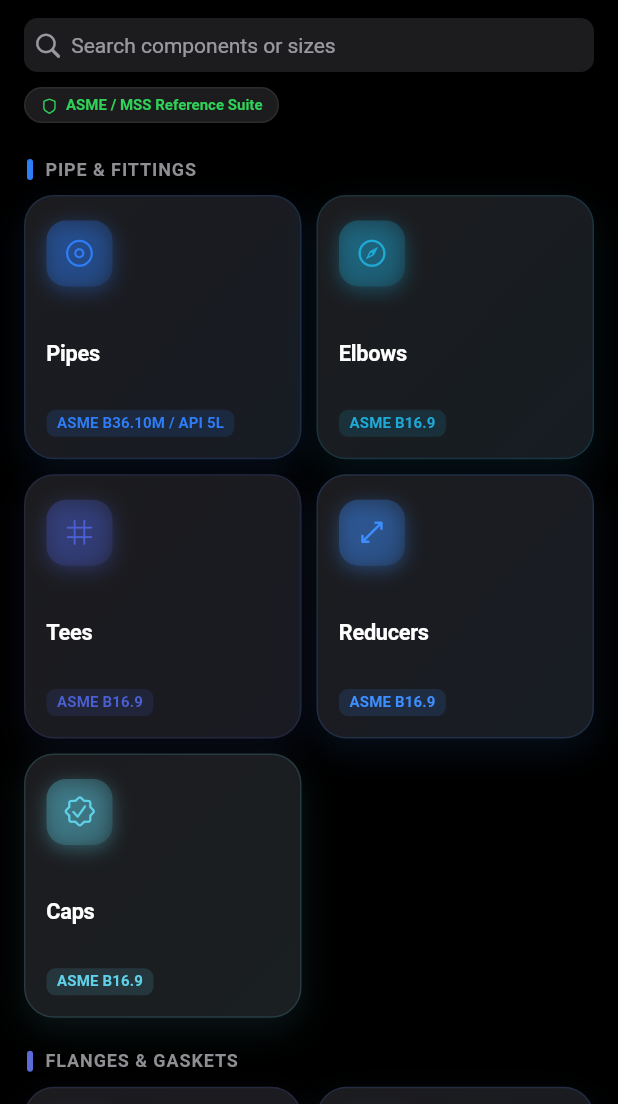
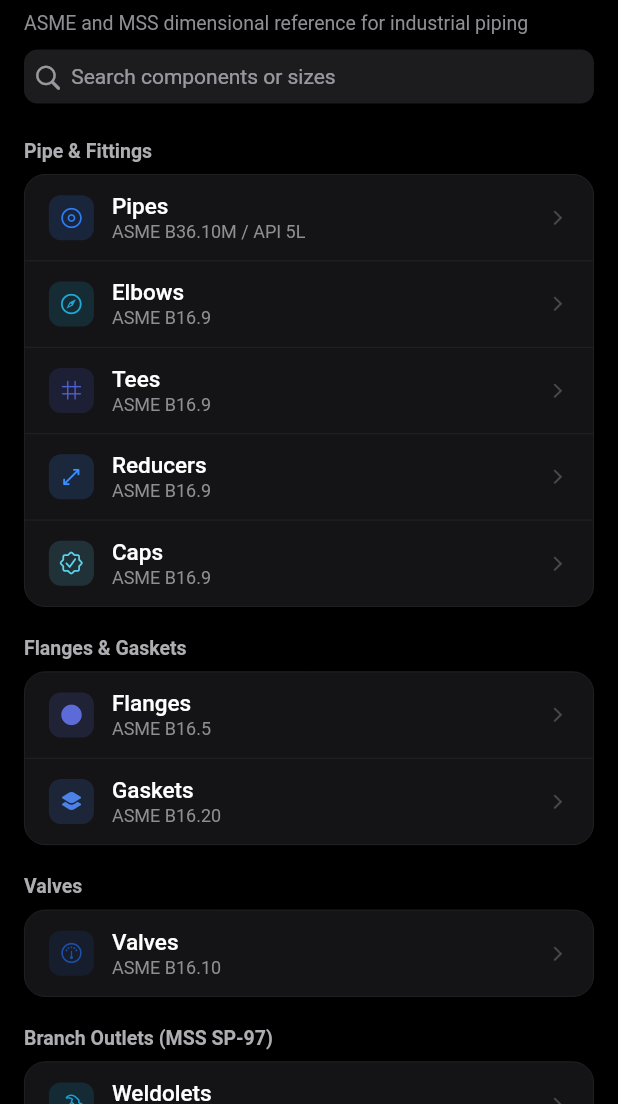
Before and after one commit to mrmahmoudaliyaei-hub/pipedata-app, a Flutter app: the screen it shows after launch, on a phone screen of 412 x 824 dp, the part 132-1236 px from its top. Run offline on Flutter 3.47's test engine with Material 3 defaults, Android fonts, the phone set to English and light mode, and no system bars; our stand-ins replace pdf, printing, shared_preferences.

Commit message:
Redesign home screen as a grouped list, matching real professional reference apps instead of a generic card grid
The 2-column identical-card grid (gradient icon badge, soft drop shadow,
colored standard pill, ALL-CAPS section labels) is the exact 'SaaS-card
kit' + 'template chrome' pattern that reads as generated rather than
deliberate — every card looked the same regardless of hierarchy, and the
all-caps eyebrow labels appeared whatever the content.

- lib/widgets/category_row.dart replaces category_card.dart: a full-width
  list row (small flat icon badge, label + standard as a plain subtitle,
  chevron) with NO own background/shadow/border — it's meant to sit
  inside a shared group container, not stand alone as a card.
- home_screen.dart: groups are now one rounded container per section
  holding all its rows with hairline dividers between them (the pattern
  iOS Settings and most professional utility apps actually use), instead
  of a SliverGrid of cards. Section headers changed from
  'GROUP TITLE'.toUpperCase() with tracked-out letter-spacing to plain
  sentence case. Search results use the same list, not a separate grid.
  The top 'ASME / MSS Reference Suite' pill badge (icon + all-caps label
  in a bordered pill) replaced with a plain one-line caption under the
  title — it was decorative chrome, not information the pill format
  actually needed.
- category_detail_screen.dart, pipeline_screen.dart: the schematic card's
  'PRODUCT REFERENCE PHOTO' / 'PHOTO' all-caps labels and Pipeline's
  section labels ('LINE PIPE SIZE' etc.) changed to sentence case to
  match; pipeline_screen.dart's zoom-icon accent (still orange, missed by
  the earlier color-only pass) recolored to the dark-blue palette too.

```diff
--- a/lib/screens/category_detail_screen.dart
+++ b/lib/screens/category_detail_screen.dart
@@ -433,16 +433,10 @@ class _CategoryDetailScreenState extends State<CategoryDetailScreen> {
               mainAxisAlignment: MainAxisAlignment.spaceBetween,
               children: [
                 const Text(
-                  'PRODUCT REFERENCE PHOTO',
-                  style: TextStyle(fontSize: 10, fontWeight: FontWeight.bold, color: Color(0xFF8E8E93), letterSpacing: 0.6),
+                  'Product reference photo',
+                  style: TextStyle(fontSize: 12, fontWeight: FontWeight.w500, color: Color(0xFF8E8E93)),
                 ),
-                Row(
-                  children: [
-                    Icon(CupertinoIcons.zoom_in, size: 13, color: c),
-                    const SizedBox(width: 4),
-                    Text('PHOTO', style: TextStyle(fontSize: 10, fontWeight: FontWeight.bold, color: c)),
-                  ],
-                ),
+                Icon(CupertinoIcons.zoom_in, size: 15, color: c),
               ],
             ),
             Expanded(
--- a/lib/screens/home_screen.dart
+++ b/lib/screens/home_screen.dart
@@ -2,7 +2,7 @@ import 'package:flutter/cupertino.dart';
 import '../core/category_meta.dart';
 import '../core/favorites.dart';
 import '../core/models.dart';
-import '../widgets/category_card.dart';
+import '../widgets/category_row.dart';
 import 'category_detail_screen.dart';
 import 'pipeline_screen.dart';
 
@@ -55,62 +55,30 @@ class _HomeScreenState extends State<HomeScreen> {
             border: null,
             largeTitle: Text('Piping Data Pro'),
           ),
-          SliverToBoxAdapter(
+          const SliverToBoxAdapter(
             child: Padding(
-              padding: const EdgeInsets.fromLTRB(16, 4, 16, 4),
-              child: Row(
-                children: [
-                  Expanded(
-                    child: CupertinoSearchTextField(
-                      placeholder: 'Search components or sizes',
-                      style: const TextStyle(color: CupertinoColors.white),
-                      onChanged: (v) => setState(() => _query = v),
-                    ),
-                  ),
-                ],
+              padding: EdgeInsets.fromLTRB(16, 0, 16, 10),
+              child: Text(
+                'ASME and MSS dimensional reference for industrial piping',
+                style: TextStyle(fontSize: 13, color: Color(0xFF8E8E93)),
               ),
             ),
           ),
           SliverToBoxAdapter(
             child: Padding(
-              padding: const EdgeInsets.fromLTRB(16, 6, 16, 2),
-              child: Row(
-                children: [
-                  Container(
-                    padding: const EdgeInsets.symmetric(horizontal: 10, vertical: 5),
-                    decoration: BoxDecoration(
-                      color: const Color(0xFF1C1C1E),
-                      borderRadius: BorderRadius.circular(20),
-                      border: Border.all(color: const Color(0xFF2C2C2E)),
-                    ),
-                    child: const Row(
-                      children: [
-                        Icon(CupertinoIcons.shield, color: Color(0xFF30D158), size: 12),
-                        SizedBox(width: 5),
-                        Text('ASME / MSS Reference Suite', style: TextStyle(fontSize: 10, color: Color(0xFF30D158), fontWeight: FontWeight.bold)),
-                      ],
-                    ),
-                  ),
-                ],
+              padding: const EdgeInsets.fromLTRB(16, 0, 16, 4),
+              child: CupertinoSearchTextField(
+                placeholder: 'Search components or sizes',
+                style: const TextStyle(color: CupertinoColors.white),
+                onChanged: (v) => setState(() => _query = v),
               ),
             ),
           ),
           if (!searching) _buildFavoritesSliver(),
           if (searching)
             SliverPadding(
-              padding: const EdgeInsets.fromLTRB(16, 10, 16, 24),
-              sliver: SliverGrid(
-                gridDelegate: const SliverGridDelegateWithFixedCrossAxisCount(
-                  crossAxisCount: 2,
-                  mainAxisSpacing: 10,
-                  crossAxisSpacing: 10,
-                  childAspectRatio: 1.05,
-                ),
-                delegate: SliverChildBuilderDelegate(
-                  (context, i) => CategoryCard(meta: results[i], onTap: () => _open(results[i])),
-                  childCount: results.length,
-                ),
-              ),
+              padding: const EdgeInsets.fromLTRB(16, 12, 16, 24),
+              sliver: SliverToBoxAdapter(child: _buildGroupCard(results)),
             )
           else
             ..._buildGroupedSlivers(),
@@ -127,23 +95,14 @@ class _HomeScreenState extends State<HomeScreen> {
           final entries = favoritesController.entries;
           if (entries.isEmpty) return const SizedBox.shrink();
           return Padding(
-            padding: const EdgeInsets.fromLTRB(18, 6, 0, 4),
+            padding: const EdgeInsets.fromLTRB(16, 10, 0, 4),
             child: Column(
               crossAxisAlignment: CrossAxisAlignment.start,
               children: [
-                const Row(
-                  children: [
-                    Icon(CupertinoIcons.star_fill, color: Color(0xFFFFD60A), size: 13),
-                    SizedBox(width: 6),
-                    Text(
-                      'FAVORITES',
-                      style: TextStyle(fontSize: 12, fontWeight: FontWeight.w700, color: Color(0xFF8E8E93), letterSpacing: 0.6),
-                    ),
-                  ],
-                ),
+                const Text('Favorites', style: TextStyle(fontSize: 13, fontWeight: FontWeight.w600, color: Color(0xFFAEAEB2))),
                 const SizedBox(height: 8),
                 SizedBox(
-                  height: 36,
+                  height: 34,
                   child: ListView.separated(
                     scrollDirection: Axis.horizontal,
                     padding: const EdgeInsets.only(right: 16),
@@ -160,13 +119,17 @@ class _HomeScreenState extends State<HomeScreen> {
                           padding: const EdgeInsets.symmetric(horizontal: 12),
                           alignment: Alignment.center,
                           decoration: BoxDecoration(
-                            color: meta.color.withOpacity(0.14),
-                            borderRadius: BorderRadius.circular(10),
-                            border: Border.all(color: meta.color.withOpacity(0.35)),
+                            color: const Color(0xFF161618),
+                            borderRadius: BorderRadius.circular(9),
+                            border: Border.all(color: const Color(0xFF232326)),
                           ),
-                          child: Text(
-                            '$nps ${meta.label}',
-                            style: TextStyle(fontSize: 11.5, fontWeight: FontWeight.w600, color: meta.color),
+                          child: Row(
+                            mainAxisSize: MainAxisSize.min,
+                            children: [
+                              Icon(CupertinoIcons.star_fill, size: 10, color: meta.color),
+                              const SizedBox(width: 6),
+                              Text('$nps ${meta.label}', style: const TextStyle(fontSize: 12, fontWeight: FontWeight.w500, color: CupertinoColors.white)),
+                            ],
                           ),
                         ),
                       );
@@ -181,42 +144,38 @@ class _HomeScreenState extends State<HomeScreen> {
     );
   }
 
+  /// One shared rounded container holding every row in [items], with a
+  /// hairline divider between rows and none after the last — the grouped
+  /// list-section look used throughout the rest of this pass, instead of
+  /// a grid of individually-shadowed cards.
+  Widget _buildGroupCard(List<CategoryMeta> items) {
+    return Container(
+      decoration: BoxDecoration(
+        color: const Color(0xFF141416),
+        borderRadius: BorderRadius.circular(14),
+        border: Border.all(color: const Color(0xFF232326), width: 0.6),
+      ),
+      child: Column(
+        children: [
+          for (int i = 0; i < items.length; i++)
+            CategoryRow(meta: items[i], onTap: () => _open(items[i]), showDivider: i < items.length - 1),
+        ],
+      ),
+    );
+  }
+
   List<Widget> _buildGroupedSlivers() {
     final List<Widget> slivers = [];
     for (final group in CategoryRegistry.groups) {
       slivers.add(SliverToBoxAdapter(
         child: Padding(
-          padding: const EdgeInsets.fromLTRB(18, 22, 16, 10),
-          child: Row(
-            children: [
-              Container(
-                width: 4,
-                height: 14,
-                decoration: BoxDecoration(color: group.color, borderRadius: BorderRadius.circular(2)),
-              ),
-              const SizedBox(width: 8),
-              Text(
-                group.title.toUpperCase(),
-                style: const TextStyle(fontSize: 12, fontWeight: FontWeight.w700, color: Color(0xFF8E8E93), letterSpacing: 0.6),
-              ),
-            ],
-          ),
+          padding: const EdgeInsets.fromLTRB(16, 20, 16, 8),
+          child: Text(group.title, style: const TextStyle(fontSize: 13, fontWeight: FontWeight.w600, color: Color(0xFFAEAEB2))),
         ),
       ));
       slivers.add(SliverPadding(
         padding: const EdgeInsets.symmetric(horizontal: 16),
-        sliver: SliverGrid(
-          gridDelegate: const SliverGridDelegateWithFixedCrossAxisCount(
-            crossAxisCount: 2,
-            mainAxisSpacing: 10,
-            crossAxisSpacing: 10,
-            childAspectRatio: 1.05,
-          ),
-          delegate: SliverChildBuilderDelegate(
-            (context, i) => CategoryCard(meta: group.items[i], onTap: () => _open(group.items[i])),
-            childCount: group.items.length,
-          ),
-        ),
+        sliver: SliverToBoxAdapter(child: _buildGroupCard(group.items)),
       ));
     }
     slivers.add(const SliverToBoxAdapter(child: SizedBox(height: 24)));
--- a/lib/screens/pipeline_screen.dart
+++ b/lib/screens/pipeline_screen.dart
@@ -85,11 +85,11 @@ class _PipelineScreenState extends State<PipelineScreen> {
               ],
             ),
             const SizedBox(height: 10),
-            _sectionLabel('LINE PIPE SIZE'),
+            _sectionLabel('Line pipe size'),
             _buildSizeChips(),
-            _sectionLabel('WALL SCHEDULE'),
+            _sectionLabel('Wall schedule'),
             _buildScheduleChips(item),
-            _sectionLabel('LINE PIPE GRADE (API 5L)'),
+            _sectionLabel('Line pipe grade (API 5L)'),
             _buildGradeChips(),
             const SizedBox(height: 8),
             _buildSchematicCard(item),
@@ -148,7 +148,7 @@ class _PipelineScreenState extends State<PipelineScreen> {
   Widget _sectionLabel(String text) {
     return Padding(
       padding: const EdgeInsets.only(top: 10, bottom: 4),
-      child: Text(text, style: const TextStyle(fontSize: 10, fontWeight: FontWeight.bold, color: Color(0xFF8E8E93), letterSpacing: 0.6)),
+      child: Text(text, style: const TextStyle(fontSize: 13, fontWeight: FontWeight.w600, color: Color(0xFFAEAEB2))),
     );
   }
 
@@ -264,14 +264,8 @@ class _PipelineScreenState extends State<PipelineScreen> {
             const Row(
               mainAxisAlignment: MainAxisAlignment.spaceBetween,
               children: [
-                Text('PRODUCT REFERENCE PHOTO', style: TextStyle(fontSize: 10, fontWeight: FontWeight.bold, color: Color(0xFF8E8E93), letterSpacing: 0.6)),
-                Row(
-                  children: [
-                    Icon(CupertinoIcons.zoom_in, size: 13, color: Color(0xFFFF9F0A)),
-                    SizedBox(width: 4),
-                    Text('PHOTO', style: TextStyle(fontSize: 10, fontWeight: FontWeight.bold, color: Color(0xFFFF9F0A))),
-                  ],
-                ),
+                Text('Product reference photo', style: TextStyle(fontSize: 12, fontWeight: FontWeight.w500, color: Color(0xFF8E8E93))),
+                Icon(CupertinoIcons.zoom_in, size: 15, color: Color(0xFF2E7DF7)),
               ],
             ),
             Expanded(
--- a/lib/widgets/category_card.dart
+++ /dev/null
@@ -1,83 +0,0 @@
-import 'package:flutter/cupertino.dart';
-import '../core/category_meta.dart';
-
-/// A single grouped-grid card on the home screen. Each category gets its
-/// own accent color (see CategoryRegistry) rendered as a soft glowing icon
-/// badge, a subtle tinted top-hairline, and a small standard "pill" — so the
-/// grid reads as a set of distinct, deliberately designed tiles rather than
-/// one repeated blue icon on a flat gray card.
-class CategoryCard extends StatelessWidget {
-  final CategoryMeta meta;
-  final VoidCallback onTap;
-
-  const CategoryCard({super.key, required this.meta, required this.onTap});
-
-  @override
-  Widget build(BuildContext context) {
-    final Color c = meta.color;
-    return GestureDetector(
-      onTap: onTap,
-      child: AnimatedContainer(
-        duration: const Duration(milliseconds: 150),
-        padding: const EdgeInsets.fromLTRB(14, 16, 14, 14),
-        decoration: BoxDecoration(
-          gradient: LinearGradient(
-            begin: Alignment.topLeft,
-            end: Alignment.bottomRight,
-            colors: [
-              const Color(0xFF1C1C1F),
-              Color.lerp(const Color(0xFF161618), c, 0.05)!,
-            ],
-          ),
-          borderRadius: BorderRadius.circular(20),
-          border: Border.all(color: c.withOpacity(0.16), width: 1),
-          boxShadow: [
-            BoxShadow(color: c.withOpacity(0.10), blurRadius: 18, offset: const Offset(0, 8)),
-          ],
-        ),
-        child: Column(
-          crossAxisAlignment: CrossAxisAlignment.start,
-          mainAxisAlignment: MainAxisAlignment.spaceBetween,
-          children: [
-            Container(
-              width: 44,
-              height: 44,
-              alignment: Alignment.center,
-              decoration: BoxDecoration(
-                gradient: LinearGradient(
-                  begin: Alignment.topLeft,
-                  end: Alignment.bottomRight,
-                  colors: [c.withOpacity(0.32), c.withOpacity(0.12)],
-                ),
-                borderRadius: BorderRadius.circular(13),
-                boxShadow: [
-                  BoxShadow(color: c.withOpacity(0.35), blurRadius: 10, offset: const Offset(0, 3)),
-                ],
-              ),
-              child: Icon(meta.icon, color: c, size: 21),
-            ),
-            const SizedBox(height: 14),
-            Text(
-              meta.label,
-              maxLines: 1,
-              overflow: TextOverflow.ellipsis,
-              style: const TextStyle(fontSize: 14.5, fontWeight: FontWeight.w600, color: CupertinoColors.white, letterSpacing: -0.2),
-            ),
-            const SizedBox(height: 6),
-            Container(
-              padding: const EdgeInsets.symmetric(horizontal: 7, vertical: 3),
-              decoration: BoxDecoration(
-                color: c.withOpacity(0.14),
-                borderRadius: BorderRadius.circular(6),
-              ),
-              child: Text(
-                meta.standard,
-                style: TextStyle(fontSize: 10, fontWeight: FontWeight.w700, color: c, letterSpacing: 0.1),
-              ),
-            ),
-          ],
-        ),
-      ),
-    );
-  }
-}
--- /dev/null
+++ b/lib/widgets/category_row.dart
@@ -0,0 +1,51 @@
+import 'package:flutter/cupertino.dart';
+import '../core/category_meta.dart';
+
+/// One row in a grouped list section (iOS Settings-style), not a
+/// standalone card — the enclosing group container supplies the shared
+/// background, corner radius, and hairline dividers between rows.
+class CategoryRow extends StatelessWidget {
+  final CategoryMeta meta;
+  final VoidCallback onTap;
+  final bool showDivider;
+
+  const CategoryRow({super.key, required this.meta, required this.onTap, this.showDivider = true});
+
+  @override
+  Widget build(BuildContext context) {
+    final Color c = meta.color;
+    return GestureDetector(
+      behavior: HitTestBehavior.opaque,
+      onTap: onTap,
+      child: Container(
+        padding: const EdgeInsets.symmetric(horizontal: 16, vertical: 12),
+        decoration: BoxDecoration(
+          border: showDivider ? const Border(bottom: BorderSide(color: Color(0xFF232326), width: 0.6)) : null,
+        ),
+        child: Row(
+          children: [
+            Container(
+              width: 30,
+              height: 30,
+              alignment: Alignment.center,
+              decoration: BoxDecoration(color: c.withOpacity(0.16), borderRadius: BorderRadius.circular(8)),
+              child: Icon(meta.icon, color: c, size: 16),
+            ),
+            const SizedBox(width: 12),
+            Expanded(
+              child: Column(
+                crossAxisAlignment: CrossAxisAlignment.start,
+                children: [
+                  Text(meta.label, style: const TextStyle(fontSize: 15, fontWeight: FontWeight.w500, color: CupertinoColors.white)),
+                  const SizedBox(height: 1),
+                  Text(meta.standard, style: const TextStyle(fontSize: 12, color: Color(0xFF8E8E93))),
+                ],
+              ),
+            ),
+            const Icon(CupertinoIcons.chevron_forward, size: 15, color: Color(0xFF48484A)),
+          ],
+        ),
+      ),
+    );
+  }
+}
--- a/pubspec.yaml
+++ b/pubspec.yaml
@@ -1,7 +1,7 @@
 name: pipedata_pro
 description: "ASME Industrial Piping Engineering Workstation & Stress Calculator"
 publish_to: "none"
-version: 3.8.1+13
+version: 3.9.0+14
 
 environment:
   sdk: ">=3.0.0 <4.0.0"
```
Also changed, not shown: 1 other file.
